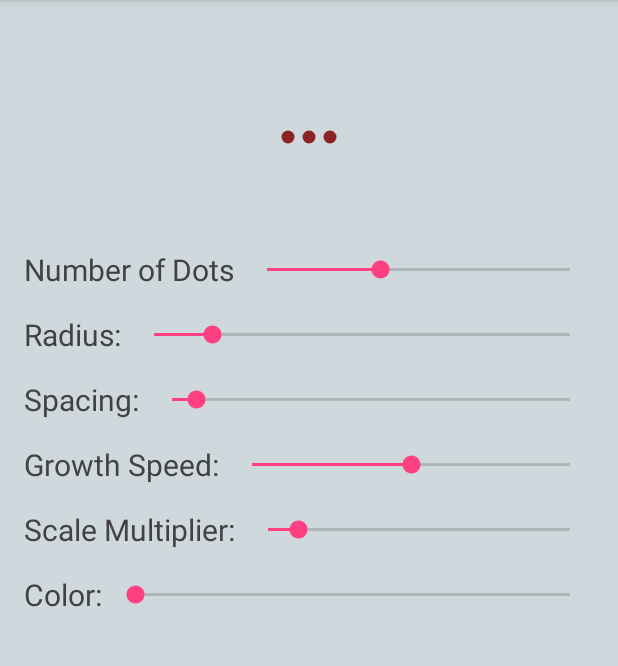
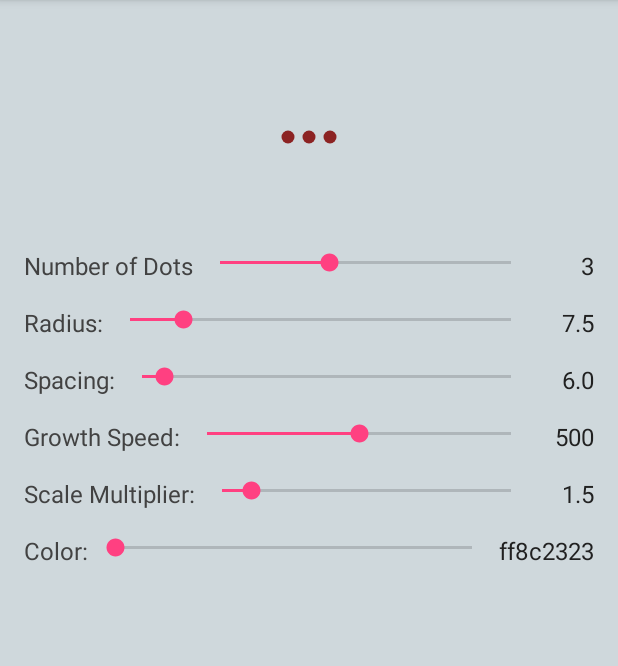
Before and after one commit to JustZak/DilatingDotsProgressBar, an Android app: the screen it shows after launch (MainActivity), on a phone screen of 412 x 824 dp, the part 84-750 px from its top. Run offline under Robolectric (Android 15) with nearby library versions, the phone set to English and light mode, and no system bars.

Commit message:
added value textviews for the sliders

```diff
--- a/example/src/main/java/com/zl/reik/dilatingexample/MainActivity.java
+++ b/example/src/main/java/com/zl/reik/dilatingexample/MainActivity.java
@@ -1,10 +1,10 @@
 package com.zl.reik.dilatingexample;
 
+import android.graphics.Color;
 import android.os.Bundle;
 import android.support.v7.app.AppCompatActivity;
 import android.support.v7.widget.AppCompatSeekBar;
 import android.support.v7.widget.Toolbar;
-import android.util.Log;
 import android.widget.SeekBar;
 import android.widget.TextView;
 
@@ -13,26 +13,24 @@ import com.zl.reik.dilatingdotsprogressbar.DilatingDotsProgressBar;
 public class MainActivity extends AppCompatActivity implements SeekBar.OnSeekBarChangeListener {
     public final static String TAG = MainActivity.class.getSimpleName();
     private AppCompatSeekBar mRadiusSeekbar;
+    private AppCompatSeekBar mSpacingSeekbar;
+    private AppCompatSeekBar mGrowthSpeedSeekbar;
+    private AppCompatSeekBar mNumberDotsSeekbar;
+    private AppCompatSeekBar mColorSeekbar;
+    private AppCompatSeekBar mScaleMultiplierSeekbar;
+    private TextView mNumDotsTextView;
+    private TextView mScaleMultiplierTextView;
     private TextView mRadiusTextView;
-    private AppCompatSeekBar mSpacingSeekbar;
+    private TextView mColorTextView;
     private TextView mSpacingTextView;
-    private AppCompatSeekBar mGrowthSpeedSeekbar;
     private TextView mGrowthSpeedTextView;
-    private AppCompatSeekBar mNumberDotsSeekbar;
-    private TextView mNumberDotsTextView;
-    private AppCompatSeekBar mColorSeekbar;
-    private TextView mColorTextView;
-    private AppCompatSeekBar mScaleMultiplierSeekbar;
-    private TextView mScaleMultiplierTextView;
     private DilatingDotsProgressBar mDilatingDotsProgressBar;
 
-    private String numberDotsText;
-    private String radiusText;
-    private String spacingText;
-    private String growthSpeedText;
-    private String scaleMultiplierText;
-    private String colorText;
-    private final String spaces = "  ";
+    private final float scaleMin = 1.2f;
+    private final float scaleMax = 4.0f;
+
+    private final float saturation = 0.75f;
+    private final float value = 0.55f;
 
     @Override
     protected void onCreate(Bundle savedInstanceState) {
@@ -53,19 +51,12 @@ public class MainActivity extends AppCompatActivity implements SeekBar.OnSeekBar
         mColorSeekbar = (AppCompatSeekBar) findViewById(R.id.seekbar_color);
         mScaleMultiplierSeekbar = (AppCompatSeekBar) findViewById(R.id.seekbar_scale_multiplier);
 
-        mNumberDotsTextView = (TextView) findViewById(R.id.textview_number_dots);
+        mNumDotsTextView = (TextView) findViewById(R.id.textview_num_dots);
+        mScaleMultiplierTextView = (TextView) findViewById(R.id.textview_scale_multiplier);
+        mGrowthSpeedTextView = (TextView) findViewById(R.id.textview_growth_speed);
+        mColorTextView = (TextView) findViewById(R.id.textview_color);
         mRadiusTextView = (TextView) findViewById(R.id.textview_radius);
         mSpacingTextView = (TextView) findViewById(R.id.textview_spacing);
-        mGrowthSpeedTextView = (TextView) findViewById(R.id.textview_growth_speed);
-        mColorTextView = (TextView) findViewById(R.id.textview_color);
-        mScaleMultiplierTextView = (TextView) findViewById(R.id.textview_scale_multiplier);
-
-        numberDotsText = getResources().getString(R.string.number_of_dots);
-        radiusText = getResources().getString(R.string.radius);
-        spacingText = getResources().getString(R.string.spacing);
-        growthSpeedText = getResources().getString(R.string.growth_speed);
-        scaleMultiplierText = getResources().getString(R.string.scale_multiplier);
-        colorText = getResources().getString(R.string.color);
     }
 
     @Override
@@ -77,51 +68,55 @@ public class MainActivity extends AppCompatActivity implements SeekBar.OnSeekBar
     private void setupSeekbars(){
         mNumberDotsSeekbar.setProgress(mDilatingDotsProgressBar.getNumberOfDots());
         mNumberDotsSeekbar.setOnSeekBarChangeListener(this);
+        mNumDotsTextView.setText(String.valueOf(mDilatingDotsProgressBar.getNumberOfDots()));
 
         mRadiusSeekbar.setProgress((int)mDilatingDotsProgressBar.getDotRadius());
         mRadiusSeekbar.setOnSeekBarChangeListener(this);
+        mRadiusTextView.setText(String.valueOf(mDilatingDotsProgressBar.getDotRadius()));
 
         mSpacingSeekbar.setProgress((int)mDilatingDotsProgressBar.getHorizontalSpacing());
         mSpacingSeekbar.setOnSeekBarChangeListener(this);
+        mSpacingTextView.setText(String.valueOf(mDilatingDotsProgressBar.getHorizontalSpacing()));
 
         mGrowthSpeedSeekbar.setProgress(mDilatingDotsProgressBar.getDotGrowthSpeed());
         mGrowthSpeedSeekbar.setOnSeekBarChangeListener(this);
+        mGrowthSpeedTextView.setText(String.valueOf(mDilatingDotsProgressBar.getDotGrowthSpeed()));
 
-        mScaleMultiplierSeekbar.setProgress(10);
+        int progress = seekbarProgressFromValue(
+            scaleMin,
+            scaleMax,
+            mDilatingDotsProgressBar.getDotScaleMultiplier(),
+            mScaleMultiplierSeekbar.getMax());
+        mScaleMultiplierSeekbar.setProgress(progress);
         mScaleMultiplierSeekbar.setOnSeekBarChangeListener(this);
+        mScaleMultiplierTextView.setText(String.valueOf(mDilatingDotsProgressBar.getDotScaleMultiplier()));
 
         mColorSeekbar.setOnSeekBarChangeListener(this);
+        mColorTextView.setText(Integer.toHexString(getHSVColor(0)));
     }
 
     @Override
     public void onProgressChanged(final SeekBar seekBar, final int progress, final boolean fromUser) {
         if (seekBar == mRadiusSeekbar) {
             mDilatingDotsProgressBar.setDotRadius(progress);
-            mRadiusTextView.setText(radiusText + spaces + progress);
+            mRadiusTextView.setText(String.valueOf(progress));
         } else if (seekBar == mSpacingSeekbar) {
             mDilatingDotsProgressBar.setDotSpacing(progress);
-            mSpacingTextView.setText(spacingText + spaces + progress);
+            mSpacingTextView.setText(String.valueOf(progress));
         } else if (seekBar == mGrowthSpeedSeekbar) {
             mDilatingDotsProgressBar.setGrowthSpeed(progress);
-            mGrowthSpeedTextView.setText(growthSpeedText + spaces + progress);
+            mGrowthSpeedTextView.setText(String.valueOf(progress));
         } else if (seekBar == mNumberDotsSeekbar) {
             mDilatingDotsProgressBar.setNumberOfDots(progress);
-            mNumberDotsTextView.setText(numberDotsText + spaces + progress);
+            mNumDotsTextView.setText(String.valueOf(progress));
         } else if (seekBar == mColorSeekbar) {
-            mDilatingDotsProgressBar.setDotColor(progress);
-            mColorTextView.setText(colorText + spaces + progress);
+            mDilatingDotsProgressBar.setDotColor(getHSVColor(progress));
+            mColorTextView.setText(Integer.toHexString(getHSVColor(progress)));
         } else if (seekBar == mScaleMultiplierSeekbar) {
-            float scale = lerp(1.2f, 4, progress/100f);
+            float scale = lerp(scaleMin, scaleMax, progress/100f);
             mDilatingDotsProgressBar.setDotScaleMultpiplier(scale);
-            mScaleMultiplierTextView.setText(scaleMultiplierText + spaces + scale);
+            mScaleMultiplierTextView.setText(String.format("%.2f", scale));
         }
-    }
-
-
-    private float lerp(float min, float max, float progress) {
-        float result = (min * (1.0f - progress)) + (max * progress);
-        Log.d(TAG, "lerp: " + result);
-        return result;
     }
 
     @Override
@@ -133,4 +128,21 @@ public class MainActivity extends AppCompatActivity implements SeekBar.OnSeekBar
     public void onStopTrackingTouch(final SeekBar seekBar) {
 
     }
+
+    private int getHSVColor(int progress){
+        float[] hsvColor = {0, saturation, value};
+        hsvColor[0] = 360f * progress / 100f;
+        return Color.HSVToColor(hsvColor);
+    }
+
+    private float lerp(float min, float max, float progress) {
+        return (min * (1.0f - progress)) + (max * progress);
+    }
+
+    private int seekbarProgressFromValue(float min, float max, float currentValue, int seekbarMax) {
+        float progress = currentValue - min;
+        float totalProgress = max - min;
+        float progressPercent = progress/totalProgress;
+        return (int) (progressPercent * seekbarMax);
+    }
 }
--- a/example/src/main/res/layout/content_main.xml
+++ b/example/src/main/res/layout/content_main.xml
@@ -38,7 +38,6 @@
 		style="@style/SeekbarLayout">
 
 		<TextView
-			android:id="@+id/textview_number_dots"
 			style="@style/SeekbarLabel"
 			android:text="@string/number_of_dots"/>
 
@@ -47,13 +46,16 @@
 			style="@style/Seekbar"
 			android:max="8"/>
 
+		<TextView
+			android:id="@+id/textview_num_dots"
+			style="@style/SeekbarValueText" />
+
 	</LinearLayout>
 
 	<LinearLayout
 		style="@style/SeekbarLayout">
 
 		<TextView
-			android:id="@+id/textview_radius"
 			style="@style/SeekbarLabel"
 			android:text="@string/radius"/>
 
@@ -62,13 +64,16 @@
 			style="@style/Seekbar"
 			android:max="50"/>
 
+		<TextView
+			android:id="@+id/textview_radius"
+			style="@style/SeekbarValueText"/>
+
 	</LinearLayout>
 
 	<LinearLayout
 		style="@style/SeekbarLayout">
 
 		<TextView
-			android:id="@+id/textview_spacing"
 			style="@style/SeekbarLabel"
 			android:text="@string/spacing"/>
 
@@ -77,6 +82,9 @@
 			style="@style/Seekbar"
 			android:max="100"/>
 
+		<TextView
+			android:id="@+id/textview_spacing"
+			style="@style/SeekbarValueText"/>
 
 
 	</LinearLayout>
@@ -85,7 +93,6 @@
 		style="@style/SeekbarLayout">
 
 		<TextView
-			android:id="@+id/textview_growth_speed"
 			style="@style/SeekbarLabel"
 			android:text="@string/growth_speed"/>
 
@@ -94,13 +101,16 @@
 			style="@style/Seekbar"
 			android:max="1000"/>
 
+		<TextView
+			android:id="@+id/textview_growth_speed"
+			style="@style/SeekbarValueText"/>
+
 	</LinearLayout>
 
 	<LinearLayout
 		style="@style/SeekbarLayout">
 
 		<TextView
-			android:id="@+id/textview_scale_multiplier"
 			style="@style/SeekbarLabel"
 			android:text="@string/scale_multiplier"/>
 
@@ -109,13 +119,16 @@
 			style="@style/Seekbar"
 			android:max="100"/>
 
+		<TextView
+			android:id="@+id/textview_scale_multiplier"
+			style="@style/SeekbarValueText"/>
+
 	</LinearLayout>
 
 	<LinearLayout
 		style="@style/SeekbarLayout">
 
 		<TextView
-			android:id="@+id/textview_color"
 			style="@style/SeekbarLabel"
 			android:text="@string/color"/>
 
@@ -124,6 +137,10 @@
 			style="@style/Seekbar"
 			android:max="100"/>
 
+		<TextView
+			android:id="@+id/textview_color"
+			style="@style/SeekbarValueText"/>
+
 	</LinearLayout>
 
 </LinearLayout>
--- a/example/src/main/res/values/styles.xml
+++ b/example/src/main/res/values/styles.xml
@@ -20,14 +20,14 @@
 	<style name="SeekbarLabel">
 		<item name="android:layout_width">wrap_content</item>
 		<item name="android:layout_height">wrap_content</item>
-		<item name="android:layout_marginRight">6dp</item>
+		<item name="android:layout_marginRight">2dp</item>
 		<item name="android:textColor">#424242</item>
-		<item name="android:textSize">20sp</item>
+		<item name="android:textSize">16sp</item>
 	</style>
 
 	<style name="Seekbar">
 		<item name="android:layout_width">0dp</item>
-		<item name="android:layout_height">match_parent</item>
+		<item name="android:layout_height">wrap_content</item>
 		<item name="android:layout_weight">1</item>
 	</style>
 
@@ -38,4 +38,14 @@
 		<item name="android:layout_marginBottom">16dp</item>
 	</style>
 
+	<style name="SeekbarValueText">
+		<item name="android:layout_width">wrap_content</item>
+		<item name="android:layout_height">wrap_content</item>
+		<item name="android:textSize">16sp</item>
+		<item name="android:textColor">#212121</item>
+		<item name="android:layout_marginLeft">2dp</item>
+		<item name="android:minEms">2</item>
+		<item name="android:gravity">right</item>
+	</style>
+
 </resources>
--- a/library/src/main/java/com/zl/reik/dilatingdotsprogressbar/DilatingDotsProgressBar.java
+++ b/library/src/main/java/com/zl/reik/dilatingdotsprogressbar/DilatingDotsProgressBar.java
@@ -317,10 +317,8 @@ public class DilatingDotsProgressBar extends View{
         setupDots();
     }
 
-    public void setDotColor(int progress) {
-        float[] hsvColor = {0, 0.75f, 0.55f};
-        hsvColor[0] = 360f * progress / 100;
-        mDotColor = Color.HSVToColor(hsvColor);
+    public void setDotColor(int color) {
+        mDotColor = color;
         for (DilatingDotDrawable dot : mDrawables) {
             dot.setColor(mDotColor);
         }
@@ -347,4 +345,8 @@ public class DilatingDotsProgressBar extends View{
     public int getNumberOfDots() {
         return mNumberDots;
     }
+
+    public float getDotScaleMultiplier() {
+        return mDotScaleMultiplier;
+    }
 }
```
